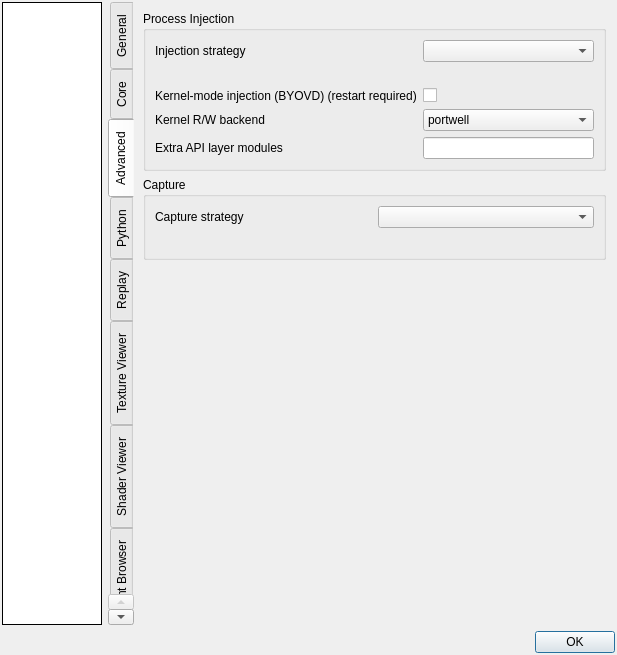
Before: the Qt Designer form qrenderdoc/Windows/Dialogs/SettingsDialog.ui in Axonsin/renderdic, drawn with Qt 5.
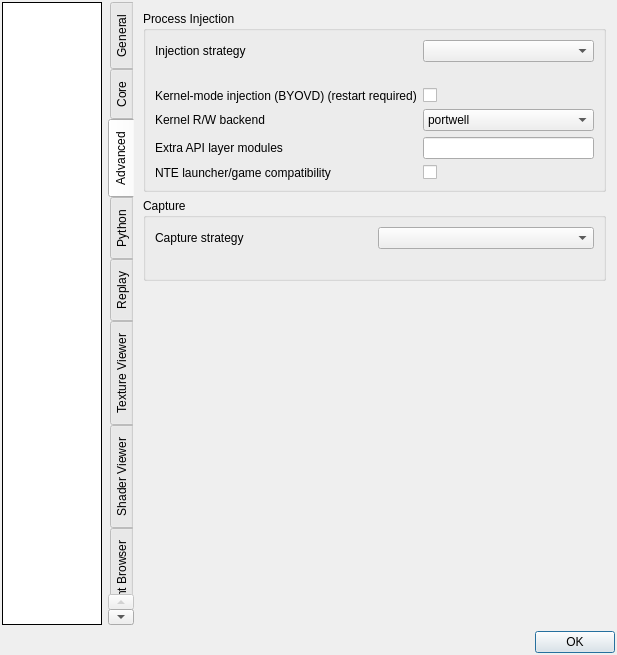
After: the same form once the commit is applied. The open tabs and pages were chosen to show the change. Custom widgets are drawn as their Qt base class.

Commit message: renderdoc: add opt-in NTE capture compatibility and handoff

Diff of the .ui file:
```diff
--- a/qrenderdoc/Windows/Dialogs/SettingsDialog.ui
+++ b/qrenderdoc/Windows/Dialogs/SettingsDialog.ui
@@ -768,6 +768,26 @@
             </property>
            </widget>
           </item>
+          <item row="5" column="0">
+           <widget class="QLabel" name="nteEarlyChildCaptureLabel">
+            <property name="toolTip">
+             <string>When Capture Child Processes is enabled, launch only HTGame.exe from the NTE launcher suspended and inject the normal user-mode capture library before the game starts. This mode is off by default and does not enable kernel injection.</string>
+            </property>
+            <property name="text">
+             <string>NTE launcher/game compatibility</string>
+            </property>
+           </widget>
+          </item>
+          <item row="5" column="1">
+           <widget class="QCheckBox" name="NTEEarlyChildCapture">
+            <property name="toolTip">
+             <string>Captures HTGame.exe before startup and wraps its native DXGI parent factory. Restart the launcher capture after changing this setting.</string>
+            </property>
+            <property name="text">
+             <string/>
+            </property>
+           </widget>
+          </item>
          </layout>
         </widget>
        </item>
```
The commit also changes 8 other files.
